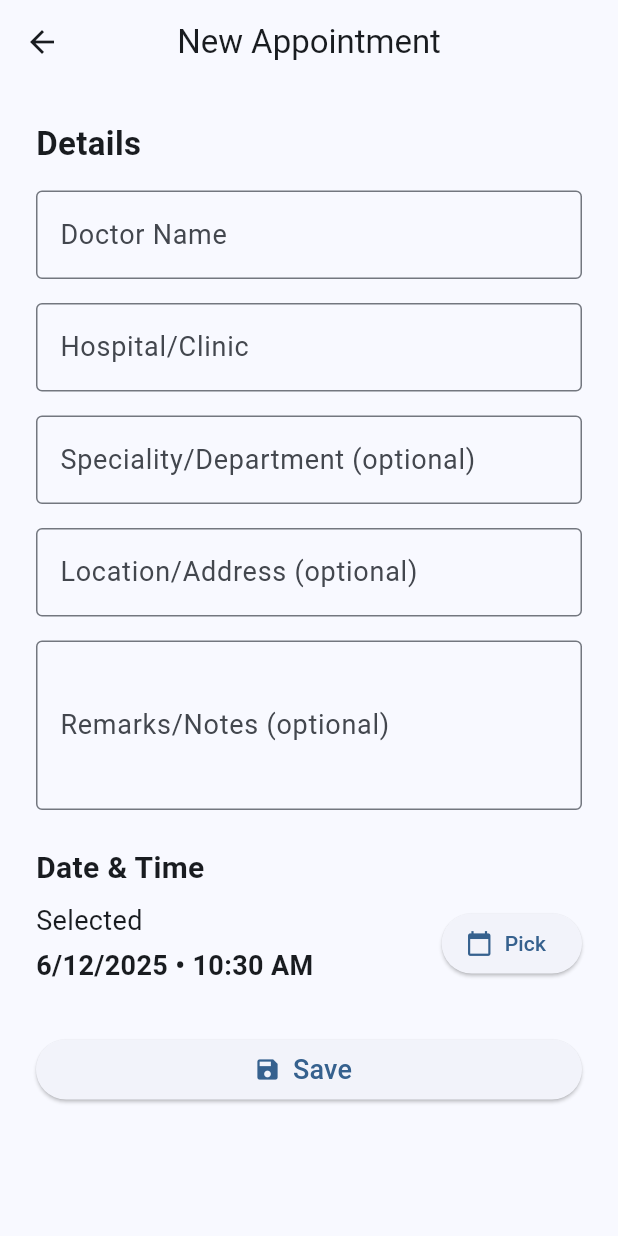
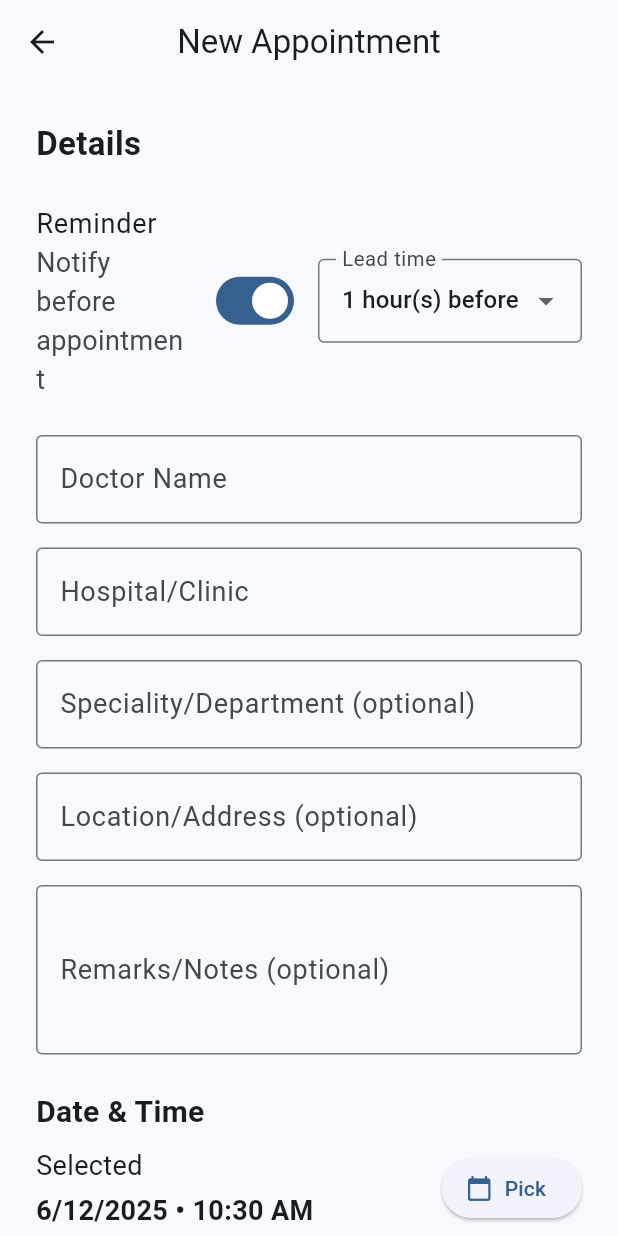
Before and after one commit to kusyuk/ema, a Flutter app: the AppointmentFormPage screen opened directly, on a phone screen of 412 x 824 dp. Run offline on Flutter 3.47's test engine with Material 3 defaults, Android fonts, the phone set to English and light mode, and no system bars; our stand-ins replace dio, equatable, flutter_dotenv, flutter_local_notifications, flutter_tts, get_it and 7 more; missing offline and left inert: record; accounts and stored records are empty.

Commit message:
Phase 10: Notification & Reminder

```diff
--- a/lib/core/constants/app_constants.dart
+++ b/lib/core/constants/app_constants.dart
@@ -33,4 +33,14 @@ class AppConstants {
   static const double maxFontSize = 24.0;
   static const double defaultFontSize = 18.0;
   static const double minTouchTargetSize = 44.0;
+
+  // Reminders
+  static const int defaultReminderMinutes = 60; // 1 hour before
+  static const List<int> reminderOptionsMinutes = [
+    10,
+    30,
+    60,
+    120,
+    1440, // 1 day
+  ];
 }
--- a/lib/data/models/appointment_model.dart
+++ b/lib/data/models/appointment_model.dart
@@ -1,4 +1,5 @@
 import '../../domain/entities/appointment.dart';
+import '../../core/constants/app_constants.dart';
 import '../utils/typedefs.dart';
 
 /// Appointment data model
@@ -14,6 +15,8 @@ class AppointmentModel extends Appointment {
     super.recordingIds,
     required super.createdAt,
     required super.updatedAt,
+    super.reminderEnabled,
+    super.reminderMinutes,
   });
 
   /// Create from JSON
@@ -32,6 +35,8 @@ class AppointmentModel extends Appointment {
           [],
       createdAt: DateTime.parse(json['createdAt'] as String),
       updatedAt: DateTime.parse(json['updatedAt'] as String),
+      reminderEnabled: json['reminderEnabled'] as bool? ?? false,
+      reminderMinutes: json['reminderMinutes'] as int? ?? AppConstants.defaultReminderMinutes,
     );
   }
 
@@ -48,6 +53,8 @@ class AppointmentModel extends Appointment {
       'recordingIds': recordingIds,
       'createdAt': createdAt.toIso8601String(),
       'updatedAt': updatedAt.toIso8601String(),
+      'reminderEnabled': reminderEnabled,
+      'reminderMinutes': reminderMinutes,
     };
   }
 
@@ -64,6 +71,8 @@ class AppointmentModel extends Appointment {
       recordingIds: appointment.recordingIds,
       createdAt: appointment.createdAt,
       updatedAt: appointment.updatedAt,
+      reminderEnabled: appointment.reminderEnabled,
+      reminderMinutes: appointment.reminderMinutes,
     );
   }
 }
--- a/lib/domain/entities/appointment.dart
+++ b/lib/domain/entities/appointment.dart
@@ -12,6 +12,8 @@ class Appointment extends Equatable {
   final List<String> recordingIds;
   final DateTime createdAt;
   final DateTime updatedAt;
+  final bool reminderEnabled;
+  final int reminderMinutes;
 
   const Appointment({
     required this.id,
@@ -24,6 +26,8 @@ class Appointment extends Equatable {
     this.recordingIds = const [],
     required this.createdAt,
     required this.updatedAt,
+    this.reminderEnabled = false,
+    this.reminderMinutes = 60,
   });
 
   @override
@@ -38,6 +42,8 @@ class Appointment extends Equatable {
         recordingIds,
         createdAt,
         updatedAt,
+        reminderEnabled,
+        reminderMinutes,
       ];
 
   /// Create a copy with updated fields
@@ -52,6 +58,8 @@ class Appointment extends Equatable {
     List<String>? recordingIds,
     DateTime? createdAt,
     DateTime? updatedAt,
+    bool? reminderEnabled,
+    int? reminderMinutes,
   }) {
     return Appointment(
       id: id ?? this.id,
@@ -64,6 +72,8 @@ class Appointment extends Equatable {
       recordingIds: recordingIds ?? this.recordingIds,
       createdAt: createdAt ?? this.createdAt,
       updatedAt: updatedAt ?? this.updatedAt,
+      reminderEnabled: reminderEnabled ?? this.reminderEnabled,
+      reminderMinutes: reminderMinutes ?? this.reminderMinutes,
     );
   }
 }
--- a/lib/domain/usecases/appointments/create_appointment.dart
+++ b/lib/domain/usecases/appointments/create_appointment.dart
@@ -1,3 +1,4 @@
+import '../../../../core/constants/app_constants.dart';
 import '../../../../core/utils/result.dart';
 import '../../../../core/utils/usecase.dart';
 import '../../entities/appointment.dart';
@@ -11,6 +12,8 @@ class CreateAppointmentParams {
   final String? speciality;
   final String? remarks;
   final String? location;
+   final bool reminderEnabled;
+   final int reminderMinutes;
 
   const CreateAppointmentParams({
     required this.dateTime,
@@ -19,6 +22,8 @@ class CreateAppointmentParams {
     this.speciality,
     this.remarks,
     this.location,
+    this.reminderEnabled = false,
+    this.reminderMinutes = AppConstants.defaultReminderMinutes,
   });
 }
 
@@ -42,6 +47,8 @@ class CreateAppointment implements UseCase<Appointment, CreateAppointmentParams>
       recordingIds: const [],
       createdAt: now,
       updatedAt: now,
+      reminderEnabled: params.reminderEnabled,
+      reminderMinutes: params.reminderMinutes,
     );
 
     return await _repository.createAppointment(appointment);
--- a/lib/presentation/pages/appointment_detail_page.dart
+++ b/lib/presentation/pages/appointment_detail_page.dart
@@ -6,6 +6,7 @@ import '../../core/services/tts_service.dart';
 import '../../core/utils/file_storage.dart';
 import '../../core/utils/result.dart';
 import 'package:share_plus/share_plus.dart';
+import '../../core/services/notification_service.dart';
 import '../../domain/entities/appointment.dart';
 import '../../domain/entities/recording.dart';
 import '../../domain/usecases/appointments/get_appointment_by_id.dart';
@@ -179,6 +180,8 @@ class _AppointmentDetailPageState extends State<AppointmentDetailPage> {
                       if (!mounted) return;
                       final delete = di.sl<DeleteAppointment>();
                       final deleteRecording = di.sl<DeleteRecording>();
+                      final notificationService = di.sl<NotificationService>();
+                      await notificationService.cancelAppointmentReminder(_appointment!.id);
                       final result = await delete(DeleteAppointmentParams(_appointment!.id));
                       if (!mounted) return;
                       result.fold(
--- a/lib/presentation/pages/appointment_form_page.dart
+++ b/lib/presentation/pages/appointment_form_page.dart
@@ -2,6 +2,7 @@ import 'package:flutter/material.dart';
 import '../../core/constants/app_constants.dart';
 import '../../core/di/injection_container.dart' as di;
 import '../../core/utils/result.dart';
+import '../../core/services/notification_service.dart';
 import '../../domain/entities/appointment.dart';
 import '../../domain/usecases/appointments/create_appointment.dart';
 import '../../domain/usecases/appointments/update_appointment.dart';
@@ -24,6 +25,8 @@ class _AppointmentFormPageState extends State<AppointmentFormPage> {
   late final TextEditingController _remarksCtrl;
   late final TextEditingController _locationCtrl;
   bool _submitting = false;
+  bool _reminderEnabled = true;
+  int _reminderMinutes = AppConstants.defaultReminderMinutes;
 
   bool get _isEdit => widget.existing != null;
 
@@ -37,6 +40,8 @@ class _AppointmentFormPageState extends State<AppointmentFormPage> {
     _specialityCtrl = TextEditingController(text: appt?.speciality ?? '');
     _remarksCtrl = TextEditingController(text: appt?.remarks ?? '');
     _locationCtrl = TextEditingController(text: appt?.location ?? '');
+    _reminderEnabled = appt?.reminderEnabled ?? true;
+    _reminderMinutes = appt?.reminderMinutes ?? AppConstants.defaultReminderMinutes;
   }
 
   @override
@@ -80,6 +85,7 @@ class _AppointmentFormPageState extends State<AppointmentFormPage> {
   Future<void> _save() async {
     if (!_formKey.currentState!.validate()) return;
 
+    final navigator = Navigator.of(context);
     setState(() {
       _submitting = true;
     });
@@ -99,12 +105,20 @@ class _AppointmentFormPageState extends State<AppointmentFormPage> {
         speciality: speciality,
         remarks: remarks,
         location: location,
+        reminderEnabled: _reminderEnabled,
+        reminderMinutes: _reminderMinutes,
       );
       final result = await update(UpdateAppointmentParams(updated));
       if (!mounted) return;
       result.fold(
-        onSuccess: (_) {
-          Navigator.of(context).pop(true);
+        onSuccess: (_) async {
+          final notificationService = di.sl<NotificationService>();
+          await notificationService.requestPermission();
+          await notificationService.cancelAppointmentReminder(updated.id);
+          if (updated.reminderEnabled) {
+            await notificationService.scheduleAppointmentReminder(updated);
+          }
+          navigator.pop(true);
         },
         onError: (failure) {
           setState(() {
@@ -125,12 +139,19 @@ class _AppointmentFormPageState extends State<AppointmentFormPage> {
           speciality: speciality,
           remarks: remarks,
           location: location,
+          reminderEnabled: _reminderEnabled,
+          reminderMinutes: _reminderMinutes,
         ),
       );
       if (!mounted) return;
       result.fold(
-        onSuccess: (_) {
-          Navigator.of(context).pop(true);
+        onSuccess: (appt) async {
+          final notificationService = di.sl<NotificationService>();
+          await notificationService.requestPermission();
+          if (appt.reminderEnabled) {
+            await notificationService.scheduleAppointmentReminder(appt);
+          }
+          navigator.pop(true);
         },
         onError: (failure) {
           setState(() {
@@ -165,6 +186,43 @@ class _AppointmentFormPageState extends State<AppointmentFormPage> {
                     fontSize: AppConstants.defaultFontSize + 4,
                     fontWeight: FontWeight.bold,
                   ),
+                ),
+                const SizedBox(height: 16),
+                Row(
+                  children: [
+                    Expanded(
+                      child: SwitchListTile(
+                        contentPadding: EdgeInsets.zero,
+                        title: const Text('Reminder'),
+                        subtitle: const Text('Notify before appointment'),
+                        value: _reminderEnabled,
+                        onChanged: (v) => setState(() => _reminderEnabled = v),
+                      ),
+                    ),
+                    const SizedBox(width: 12),
+                    Expanded(
+                      child: DropdownButtonFormField<int>(
+                        initialValue: _reminderMinutes,
+                        decoration: const InputDecoration(
+                          labelText: 'Lead time',
+                          border: OutlineInputBorder(),
+                        ),
+                        items: AppConstants.reminderOptionsMinutes
+                            .map(
+                              (m) => DropdownMenuItem(
+                                value: m,
+                                child: Text(_formatLead(m)),
+                              ),
+                            )
+                            .toList(),
+                        onChanged: _reminderEnabled
+                            ? (v) {
+                                if (v != null) setState(() => _reminderMinutes = v);
+                              }
+                            : null,
+                      ),
+                    ),
+                  ],
                 ),
                 const SizedBox(height: 16),
                 TextFormField(
@@ -272,4 +330,10 @@ class _AppointmentFormPageState extends State<AppointmentFormPage> {
     final period = dt.hour >= 12 ? 'PM' : 'AM';
     return '${dt.day}/${dt.month}/${dt.year} • $h:$m $period';
   }
+
+  String _formatLead(int minutes) {
+    if (minutes >= 1440) return '${(minutes / 1440).round()} day before';
+    if (minutes >= 60) return '${(minutes / 60).round()} hour(s) before';
+    return '$minutes min before';
+  }
 }
--- a/pubspec.yaml
+++ b/pubspec.yaml
@@ -25,6 +25,7 @@ dependencies:
   record: ^5.1.3
   share_plus: ^10.1.2
   table_calendar: ^3.0.9
+  timezone: ^0.9.4
 
 dev_dependencies:
   build_runner: ^2.4.9
```
Also changed, not shown: docs/design_token.json (added, +97 -0 lines), docs/ui_json_system.json (added, +128 -0 lines), lib/core/di/injection_container.dart (+9 -0 lines), lib/core/services/notification_service.dart (added, +102 -0 lines), lib/presentation/pages/calendar_home_page.dart (+86 -22 lines), pubspec.lock.
